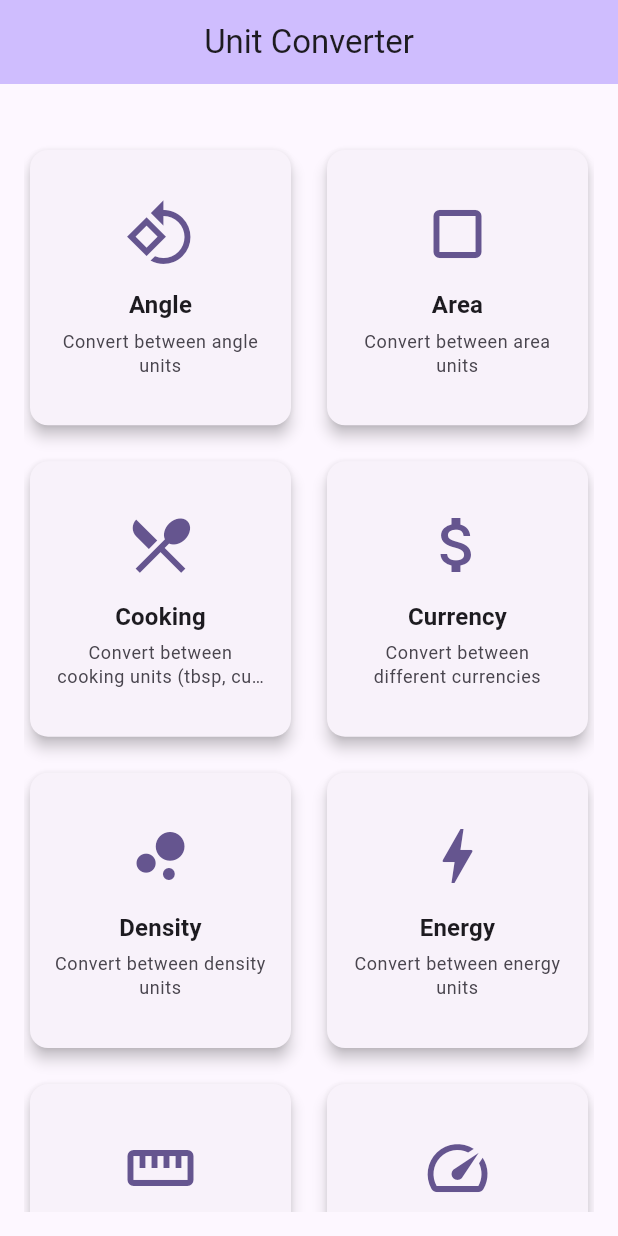
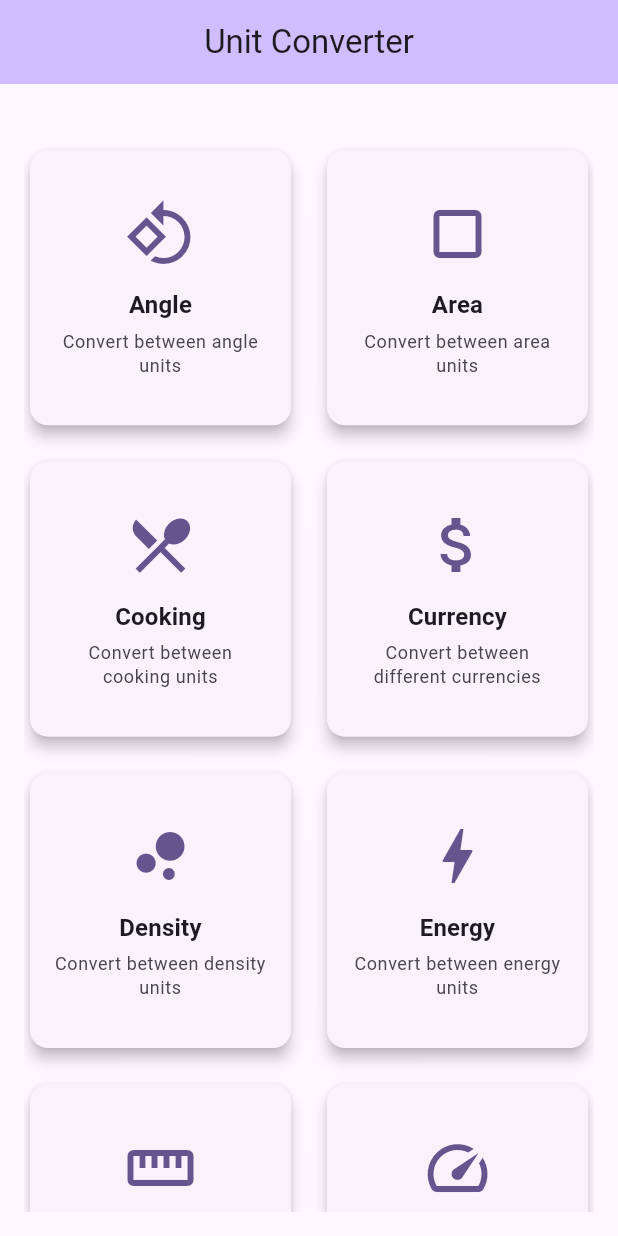
Before and after one commit to ycforward/omnibus_converter, a Flutter app: the screen it shows after launch, on a phone screen of 412 x 824 dp. Run offline on Flutter 3.47's test engine with Material 3 defaults, Android fonts, the phone set to English and light mode, and no system bars; our stand-ins replace flutter_dotenv, math_expressions, shared_preferences; network calls fail.

Commit message:
UI improvements: - Show unit abbreviation in 'From' and 'To' labels (e.g., 'From (USD)') - Remove '(tbsp, ...)' from Cooking card description on home screen (abbreviations remain in dropdown)

```diff
--- a/lib/models/converter_type.dart
+++ b/lib/models/converter_type.dart
@@ -38,7 +38,7 @@ enum ConverterType {
   ),
   cooking(
     title: 'Cooking',
-    description: 'Convert between cooking units (tbsp, cups, gallons, etc.)',
+    description: 'Convert between cooking units',
     icon: Icons.restaurant_menu,
   ),
   angle(
--- a/lib/screens/converter_screen.dart
+++ b/lib/screens/converter_screen.dart
@@ -288,7 +288,7 @@ class _ConverterScreenState extends State<ConverterScreen> {
                         crossAxisAlignment: CrossAxisAlignment.start,
                         children: [
                           Text(
-                            'From',
+                            'From (${_fromUnit})',
                             style: Theme.of(context).textTheme.labelMedium,
                           ),
                           const SizedBox(height: 4),
@@ -315,7 +315,7 @@ class _ConverterScreenState extends State<ConverterScreen> {
                         crossAxisAlignment: CrossAxisAlignment.start,
                         children: [
                           Text(
-                            'To',
+                            'To (${_toUnit})',
                             style: Theme.of(context).textTheme.labelMedium,
                           ),
                           const SizedBox(height: 4),
```
Also changed, not shown: 1 other file.
